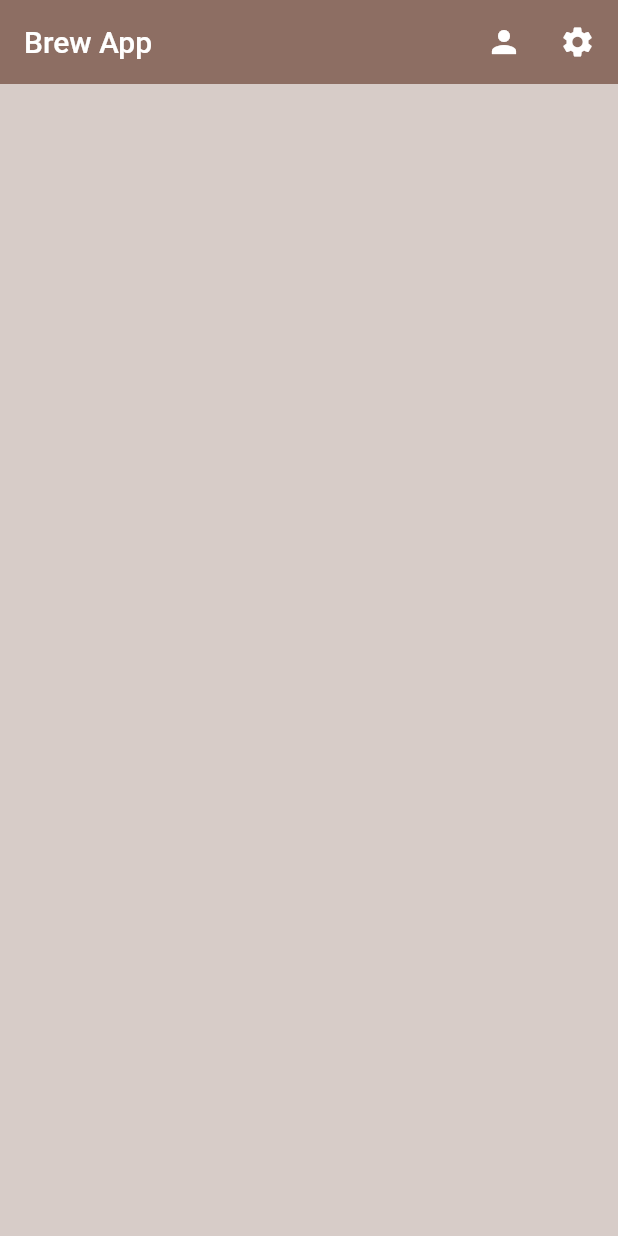
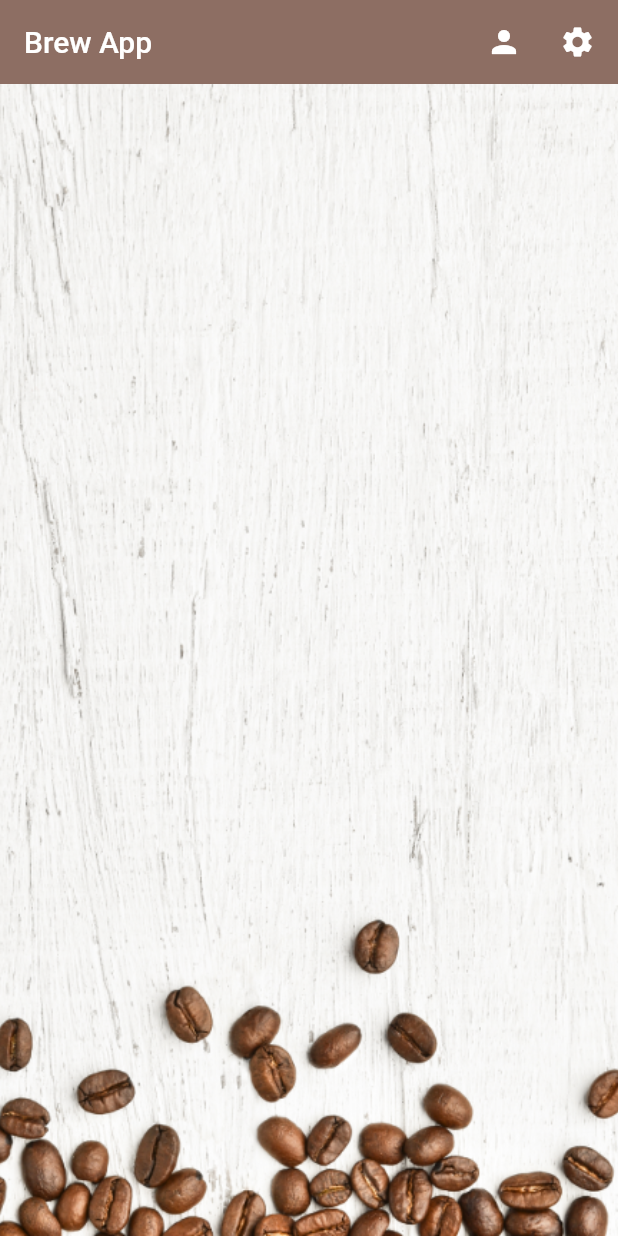
Before and after one commit to roufy235/BrewApp, a Flutter app: the screen it shows once a user with an empty profile is signed in, on a phone screen of 412 x 824 dp. Run offline on Flutter 3.47's test engine with Material 2 defaults, Android fonts, the phone set to English and light mode, and no system bars; our stand-ins replace cloud_firestore, firebase_auth, flutter_spinkit; accounts and stored records are empty.

```diff
--- a/lib/models/User.dart
+++ b/lib/models/User.dart
@@ -1,6 +1,5 @@
 class User {
   final String uid;
-
   User({this.uid});
 }
 
--- a/lib/screens/home/BrewList.dart
+++ b/lib/screens/home/BrewList.dart
@@ -1,5 +1,6 @@
 import 'package:brew_app/models/BrewModel.dart';
 import 'package:brew_app/screens/home/BrewTile.dart';
+import 'package:brew_app/shared/Loading.dart';
 import 'package:flutter/material.dart';
 import 'package:provider/provider.dart';
 
@@ -12,7 +13,7 @@ class _BrewListState extends State<BrewList> {
   @override
   Widget build(BuildContext context) {
     final brews = Provider.of<List<BrewModel>>(context);
-    return brews == null ? Center(child: Text('Loading'),) : ListView.builder(
+    return brews == null ? Center(child: Loading()) : ListView.builder(
       itemCount: brews.length,
       itemBuilder: (context, index) {
         return BrewTile(brew: brews[index],);
--- a/lib/screens/home/BrewTile.dart
+++ b/lib/screens/home/BrewTile.dart
@@ -19,7 +19,7 @@ class BrewTile extends StatelessWidget {
             leading: CircleAvatar(
               radius: 25.0,
               backgroundColor: Colors.brown[this.brew.strength],
-              backgroundImage: NetworkImage('https://picsum.photos/200'),
+              backgroundImage: AssetImage('assets/coffee_icon.png'),
             ),
           ),
         ),
--- a/lib/screens/home/Home.dart
+++ b/lib/screens/home/Home.dart
@@ -52,7 +52,15 @@ class Home extends StatelessWidget {
             )
           ],
         ),
-        body: BrewList(),
+        body: Container(
+          decoration: BoxDecoration(
+            image: DecorationImage(
+              fit: BoxFit.cover,
+              image: AssetImage('assets/coffee_bg.png'),
+            ),
+          ),
+          child: BrewList(),
+        ),
       ),
     );
   }
--- a/lib/services/auth.dart
+++ b/lib/services/auth.dart
@@ -23,7 +23,7 @@ class AuthService {
           .createUserWithEmailAndPassword(email: email, password: password);
       FirebaseUser user = result.user;
       await DatabaseService(uid: user.uid)
-          .updateUserData('sugars', 100, 'name');
+          .updateUserData('4', 100, 'name');
       return this._userFromFirebaseUser(user);
     } catch (e) {
       print(e.toString());
--- a/pubspec.yaml
+++ b/pubspec.yaml
@@ -52,9 +52,8 @@ flutter:
   uses-material-design: true
 
   # To add assets to your application, add an assets section, like this:
-  # assets:
-  #   - images/a_dot_burr.jpeg
-  #   - images/a_dot_ham.jpeg
+  assets:
+     - assets/
 
   # An image asset can refer to one or more resolution-specific "variants", see
   # https://flutter.dev/assets-and-images/#resolution-aware.
```
Also changed, not shown: lib/screens/home/SettingsForm.dart (+22 -8 lines), assets/coffee_bg.png (added), assets/coffee_icon.png (added), 3 other files.
